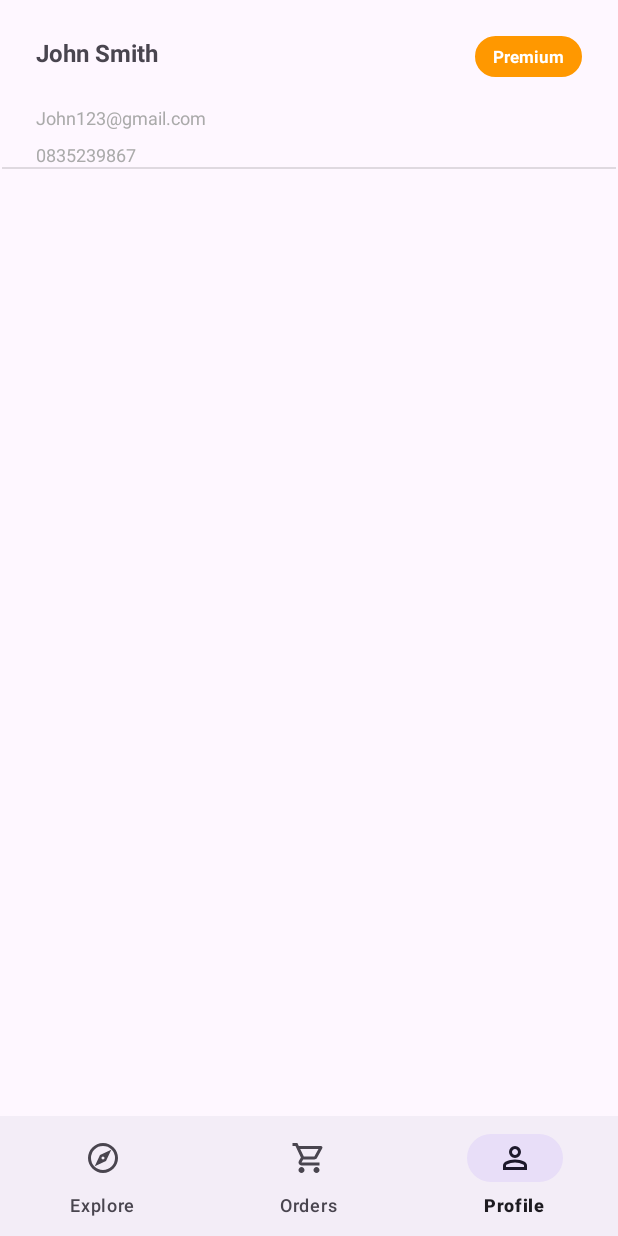
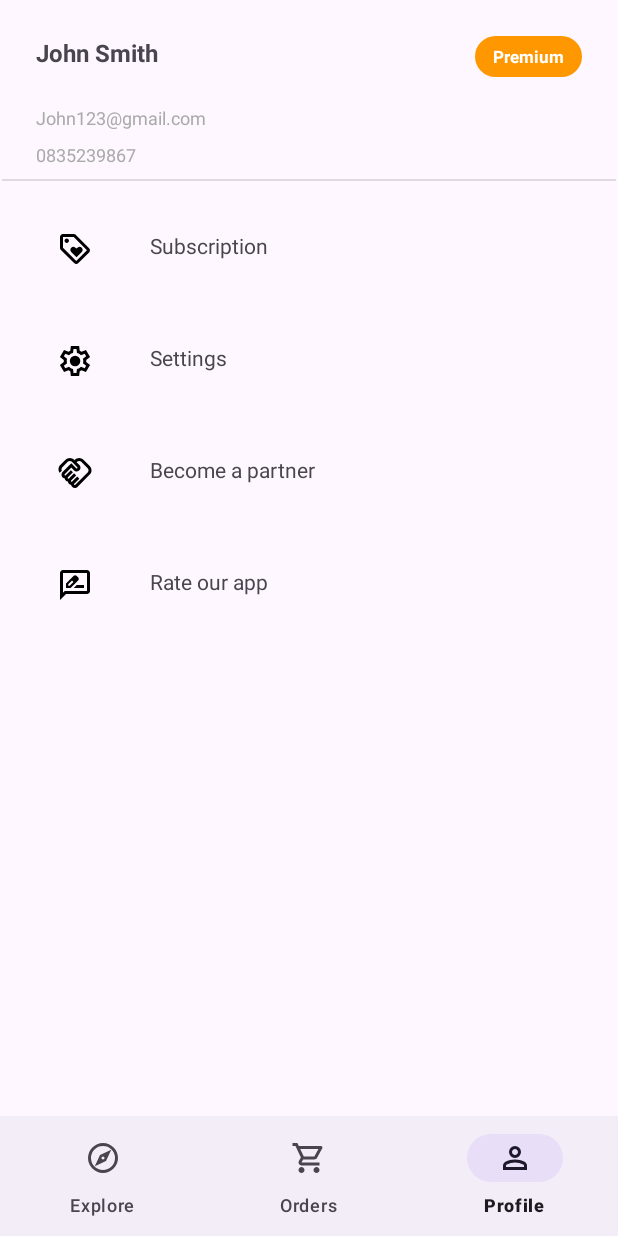
Before and after one commit to kjonathan311/FoodResQ, an Android app: the screen it shows after launch (MainActivity), item 3 of the bottom bar chosen, on a phone screen of 412 x 824 dp. Run offline under Robolectric (Android 15) with nearby library versions, the phone set to English and light mode, and no system bars; our stand-ins replace paging; libraries missing offline, so code that uses them is left out: androidx.paging.

Commit message:
implemented settings interface

```diff
--- a/app/src/main/java/com/capstone/foodresq/ui/main/order/OrderFragment.kt
+++ b/app/src/main/java/com/capstone/foodresq/ui/main/order/OrderFragment.kt
@@ -31,8 +31,6 @@ class OrderFragment : Fragment() {
     override fun onViewCreated(view: View, savedInstanceState: Bundle?) {
         super.onViewCreated(view, savedInstanceState)
 
-
-
         binding.vpOrder.adapter=OrderHistoryPagerAdapter(requireActivity() as AppCompatActivity)
 
         TabLayoutMediator(binding.orderTab, binding.vpOrder) { tab, position ->
--- a/app/src/main/java/com/capstone/foodresq/ui/main/profile/ProfileFragment.kt
+++ b/app/src/main/java/com/capstone/foodresq/ui/main/profile/ProfileFragment.kt
@@ -5,12 +5,14 @@ import androidx.fragment.app.Fragment
 import android.view.LayoutInflater
 import android.view.View
 import android.view.ViewGroup
+import android.widget.Toast
 import com.capstone.foodresq.R
+import com.capstone.foodresq.databinding.FragmentProfileBinding
 
 
 class ProfileFragment : Fragment() {
-    // TODO: Rename and change types of parameters
 
+    lateinit var binding:FragmentProfileBinding
     override fun onCreate(savedInstanceState: Bundle?) {
         super.onCreate(savedInstanceState)
     }
@@ -19,8 +21,28 @@ class ProfileFragment : Fragment() {
         inflater: LayoutInflater, container: ViewGroup?,
         savedInstanceState: Bundle?
     ): View? {
-        // Inflate the layout for this fragment
-        return inflater.inflate(R.layout.fragment_profile, container, false)
+        binding =FragmentProfileBinding.inflate(inflater, container, false)
+        return binding.root
+    }
+
+    override fun onViewCreated(view: View, savedInstanceState: Bundle?) {
+        super.onViewCreated(view, savedInstanceState)
+
+        setSettingData()
+    }
+
+    private fun setSettingData(){
+        binding.btnSubscription.setTitle(getString(R.string.subscription))
+        binding.btnSubscription.setIcon(getString(R.string.subscription_icon))
+        binding.btnSettings.setTitle(getString(R.string.settings))
+        binding.btnSettings.setIcon(getString(R.string.settings_icon))
+        binding.btnPartner.setTitle(getString(R.string.partner))
+        binding.btnPartner.setIcon(getString(R.string.partner_icon))
+        binding.btnRate.setTitle(getString(R.string.rate))
+        binding.btnRate.setIcon(getString(R.string.rate_icon))
+        binding.btnRate.setOnClickListener {
+            Toast.makeText(requireActivity(),"Future Content",Toast.LENGTH_SHORT).show()
+        }
     }
 
 }
--- /dev/null
+++ b/app/src/main/java/com/capstone/foodresq/ui/main/profile/SettingButtonView.kt
@@ -0,0 +1,51 @@
+package com.capstone.foodresq.ui.main.profile
+
+import android.content.Context
+import android.util.AttributeSet
+import android.widget.ImageView
+import android.widget.LinearLayout
+import android.widget.TextView
+import com.capstone.foodresq.R
+
+class SettingButtonView:LinearLayout {
+
+    private lateinit var ivIcon: ImageView
+    private lateinit var tvTitle: TextView
+
+    constructor(context: Context, attrs: AttributeSet, defStyleAttr: Int) : super(
+        context,
+        attrs,
+        defStyleAttr
+    ) {
+        init(context)
+    }
+
+    constructor(context: Context, attrs: AttributeSet) : super(context, attrs) {
+        init(context)
+    }
+
+    constructor(context: Context) : super(context) {
+        init(context)
+    }
+
+    private fun init(context: Context){
+        val rootView= inflate(context, R.layout.settings_button,this)
+
+        ivIcon=rootView.findViewById(R.id.iv_settings)
+        tvTitle=rootView.findViewById(R.id.tv_settings)
+
+    }
+
+    fun setIcon(image: String) {
+        val resourceId=resources.getIdentifier(image,"drawable",context.packageName)
+        if (resourceId != 0) {
+            ivIcon.setImageResource(resourceId)
+        } else {
+            ivIcon.setImageResource(R.drawable.rounded_corner)
+        }
+    }
+
+    fun setTitle(title: String) {
+        tvTitle.text = title
+    }
+}
--- /dev/null
+++ b/app/src/main/res/drawable/ic_handshake.xml
@@ -0,0 +1,9 @@
+<vector xmlns:android="http://schemas.android.com/apk/res/android"
+    android:width="24dp"
+    android:height="24dp"
+    android:viewportWidth="960"
+    android:viewportHeight="960">
+  <path
+      android:fillColor="#FF000000"
+      android:pathData="M475,800q4,0 8,-2t6,-4l328,-328q12,-12 17.5,-27t5.5,-30q0,-16 -5.5,-30.5T817,353L647,183q-11,-12 -25.5,-17.5T591,160q-15,0 -30,5.5T534,183l-11,11 74,75q15,14 22,32t7,38q0,42 -28.5,70.5T527,438q-20,0 -38.5,-7T456,410l-75,-74 -175,175q-3,3 -4.5,6.5T200,525q0,8 6,14.5t14,6.5q4,0 8,-2t6,-4l136,-136 56,56 -135,136q-3,3 -4.5,6.5T285,610q0,8 6,14t14,6q4,0 8,-2t6,-4l136,-135 56,56 -135,136q-3,2 -4.5,6t-1.5,8q0,8 6,14t14,6q4,0 7.5,-1.5t6.5,-4.5l136,-135 56,56 -136,136q-3,3 -4.5,6.5T454,780q0,8 6.5,14t14.5,6ZM474,880q-37,0 -65.5,-24.5T375,794q-34,-5 -57,-28t-28,-57q-34,-5 -56.5,-28.5T206,624q-38,-5 -62,-33t-24,-66q0,-20 7.5,-38.5T149,454l232,-231 131,131q2,3 6,4.5t8,1.5q9,0 15,-5.5t6,-14.5q0,-4 -1.5,-8t-4.5,-6L398,183q-11,-12 -25.5,-17.5T342,160q-15,0 -30,5.5T285,183L144,325q-9,9 -15,21t-8,24q-2,12 0,24.5t8,23.5l-58,58q-17,-23 -25,-50.5T40,370q2,-28 14,-54.5T87,268l141,-141q24,-23 53.5,-35t60.5,-12q31,0 60.5,12t52.5,35l11,11 11,-11q24,-23 53.5,-35t60.5,-12q31,0 60.5,12t52.5,35l169,169q23,23 35,53t12,61q0,31 -12,60.5T873,523L545,850q-14,14 -32.5,22T474,880ZM375,320Z"/>
+</vector>
--- /dev/null
+++ b/app/src/main/res/drawable/ic_rate.xml
@@ -0,0 +1,9 @@
+<vector xmlns:android="http://schemas.android.com/apk/res/android"
+    android:width="24dp"
+    android:height="24dp"
+    android:viewportWidth="960"
+    android:viewportHeight="960">
+  <path
+      android:fillColor="#FF000000"
+      android:pathData="M240,560h122l200,-200q9,-9 13.5,-20.5T580,317q0,-11 -5,-21.5T562,276l-36,-38q-9,-9 -20,-13.5t-23,-4.5q-11,0 -22.5,4.5T440,238L240,438v122ZM520,317 L483,280 520,317ZM300,500v-38l101,-101 20,18 18,20 -101,101h-38ZM421,379 L439,399 401,361 421,379ZM447,560h273v-80L527,480l-80,80ZM80,880v-720q0,-33 23.5,-56.5T160,80h640q33,0 56.5,23.5T880,160v480q0,33 -23.5,56.5T800,720L240,720L80,880ZM206,640h594v-480L160,160v525l46,-45ZM160,640v-480,480Z"/>
+</vector>
--- /dev/null
+++ b/app/src/main/res/drawable/ic_settings.xml
@@ -0,0 +1,9 @@
+<vector xmlns:android="http://schemas.android.com/apk/res/android"
+    android:width="24dp"
+    android:height="24dp"
+    android:viewportWidth="960"
+    android:viewportHeight="960">
+  <path
+      android:fillColor="#FF000000"
+      android:pathData="m370,880 l-16,-128q-13,-5 -24.5,-12T307,725l-119,50L78,585l103,-78q-1,-7 -1,-13.5v-27q0,-6.5 1,-13.5L78,375l110,-190 119,50q11,-8 23,-15t24,-12l16,-128h220l16,128q13,5 24.5,12t22.5,15l119,-50 110,190 -103,78q1,7 1,13.5v27q0,6.5 -2,13.5l103,78 -110,190 -118,-50q-11,8 -23,15t-24,12L590,880L370,880ZM440,800h79l14,-106q31,-8 57.5,-23.5T639,633l99,41 39,-68 -86,-65q5,-14 7,-29.5t2,-31.5q0,-16 -2,-31.5t-7,-29.5l86,-65 -39,-68 -99,42q-22,-23 -48.5,-38.5T533,266l-13,-106h-79l-14,106q-31,8 -57.5,23.5T321,327l-99,-41 -39,68 86,64q-5,15 -7,30t-2,32q0,16 2,31t7,30l-86,65 39,68 99,-42q22,23 48.5,38.5T427,694l13,106ZM482,620q58,0 99,-41t41,-99q0,-58 -41,-99t-99,-41q-59,0 -99.5,41T342,480q0,58 40.5,99t99.5,41ZM480,480Z"/>
+</vector>
--- a/app/src/main/res/layout/fragment_profile.xml
+++ b/app/src/main/res/layout/fragment_profile.xml
@@ -23,6 +23,7 @@
         android:id="@+id/profile_divider"
         android:layout_width="409dp"
         android:layout_height="1dp"
+        android:layout_marginTop="8dp"
         android:background="?android:attr/listDivider"
         app:layout_constraintEnd_toEndOf="parent"
         app:layout_constraintStart_toStartOf="parent"
@@ -70,5 +71,41 @@
         app:layout_constraintStart_toStartOf="parent"
         app:layout_constraintTop_toBottomOf="@+id/tv_profile_name" />
 
+    <com.capstone.foodresq.ui.main.profile.SettingButtonView
+        android:id="@+id/btn_subscription"
+        android:layout_width="match_parent"
+        android:layout_height="wrap_content"
+        android:layout_marginTop="8dp"
+        app:layout_constraintEnd_toEndOf="parent"
+        app:layout_constraintHorizontal_bias="0.0"
+        app:layout_constraintStart_toStartOf="parent"
+        app:layout_constraintTop_toBottomOf="@+id/profile_divider" />
+
+    <com.capstone.foodresq.ui.main.profile.SettingButtonView
+        android:id="@+id/btn_settings"
+        android:layout_width="match_parent"
+        android:layout_height="wrap_content"
+        app:layout_constraintEnd_toEndOf="parent"
+        app:layout_constraintHorizontal_bias="0.0"
+        app:layout_constraintStart_toStartOf="parent"
+        app:layout_constraintTop_toBottomOf="@+id/btn_subscription" />
+
+    <com.capstone.foodresq.ui.main.profile.SettingButtonView
+        android:id="@+id/btn_partner"
+        android:layout_width="match_parent"
+        android:layout_height="wrap_content"
+        app:layout_constraintEnd_toEndOf="parent"
+        app:layout_constraintHorizontal_bias="0.0"
+        app:layout_constraintStart_toStartOf="parent"
+        app:layout_constraintTop_toBottomOf="@+id/btn_settings" />
+
+    <com.capstone.foodresq.ui.main.profile.SettingButtonView
+        android:id="@+id/btn_rate"
+        android:layout_width="match_parent"
+        android:layout_height="wrap_content"
+        app:layout_constraintEnd_toEndOf="parent"
+        app:layout_constraintHorizontal_bias="1.0"
+        app:layout_constraintStart_toStartOf="parent"
+        app:layout_constraintTop_toBottomOf="@+id/btn_partner" />
 
 </androidx.constraintlayout.widget.ConstraintLayout>
--- /dev/null
+++ b/app/src/main/res/layout/settings_button.xml
@@ -0,0 +1,22 @@
+<?xml version="1.0" encoding="utf-8"?>
+<LinearLayout xmlns:android="http://schemas.android.com/apk/res/android"
+    xmlns:tools="http://schemas.android.com/tools"
+    android:layout_width="match_parent"
+    android:layout_height="wrap_content"
+    android:paddingTop="25dp"
+    android:paddingBottom="25dp">
+
+    <ImageView
+        android:id="@+id/iv_settings"
+        android:layout_width="100dp"
+        android:layout_height="wrap_content"
+        android:layout_weight="0"
+        tools:srcCompat="@drawable/ic_subscription" />
+
+    <TextView
+        android:id="@+id/tv_settings"
+        android:layout_width="wrap_content"
+        android:layout_height="wrap_content"
+        android:layout_weight="0"
+        android:text="@string/subscription" />
+</LinearLayout>
--- a/app/src/main/res/values/strings.xml
+++ b/app/src/main/res/values/strings.xml
@@ -1,6 +1,5 @@
 <resources>
     <string name="app_name">FoodResQ</string>
-    <!-- TODO: Remove or change this placeholder text -->
     <string name="hello_blank_fragment">Hello blank fragment</string>
 
     <!-- Profile -->
@@ -18,6 +17,8 @@
     <string name="textPassword">Password</string>
     <string name="logIn">Login</string>
     <string name="navigateToregister">New user? Please register</string>
+
+    <!-- Order/History-->
     <string name="order_title">Burger Joint 1</string>
     <string name="order_address">Smith Street 12</string>
     <string name="order_pickup_time">Pick-up time:12:00-18:00</string>
@@ -25,4 +26,13 @@
     <string name="success">Succeed</string>
     <string name="cancelled">Canceled by Customer</string>
 
+    <!-- Settings -->
+    <string name="subscription">Subscription</string>
+    <string name="subscription_icon">ic_subscription</string>
+    <string name="settings">Settings</string>
+    <string name="settings_icon">ic_settings</string>
+    <string name="partner">Become a partner</string>
+    <string name="partner_icon">ic_handshake</string>
+    <string name="rate">Rate our app</string>
+    <string name="rate_icon">ic_rate</string>
 </resources>
```
